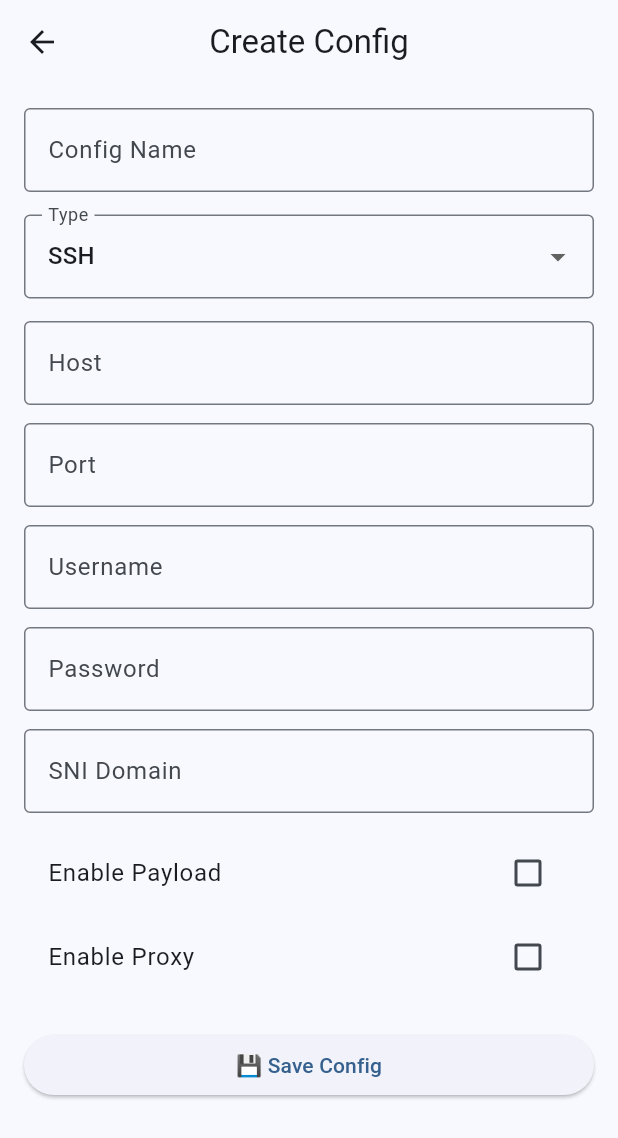
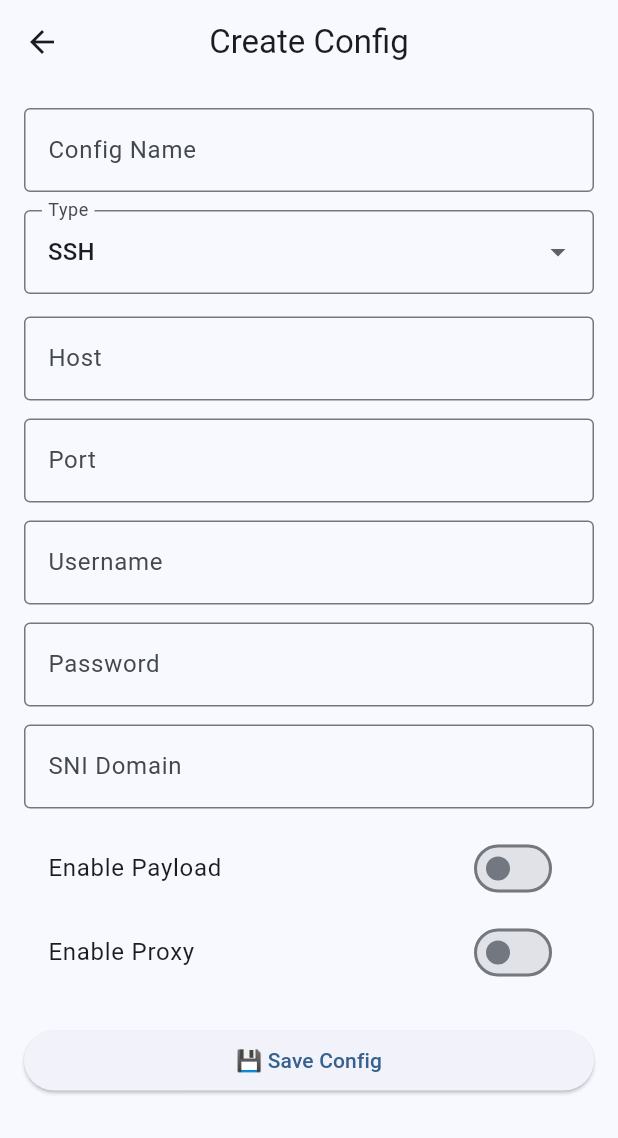
Before and after one commit to hakimfreefire2008-a11y/CONFIGES-ABDELLALI-PRO, a Flutter app: the CreateConfigScreen screen opened directly, on a phone screen of 412 x 824 dp. Shown: the top 1138 px of the screen. Run offline on Flutter 3.47's test engine with Material 3 defaults, Android fonts, the light colour scheme and no system bars; our stand-ins replace shared_preferences; accounts and stored records are empty.

Commit message:
Connect config saving system

```diff
--- a/lib/screens/create_config_screen.dart
+++ b/lib/screens/create_config_screen.dart
@@ -1,11 +1,11 @@
 import 'package:flutter/material.dart';
 import '../models/config.dart';
+import '../services/storage_service.dart';
 
 
 class CreateConfigScreen extends StatefulWidget {
 
   const CreateConfigScreen({super.key});
-
 
   @override
   State<CreateConfigScreen> createState() =>
@@ -19,25 +19,156 @@ class _CreateConfigScreenState
     extends State<CreateConfigScreen> {
 
 
-  final nameController = TextEditingController();
-  final hostController = TextEditingController();
-  final portController = TextEditingController();
+  final name =
+  TextEditingController();
 
-  final userController = TextEditingController();
-  final passController = TextEditingController();
+  final host =
+  TextEditingController();
 
-  final sniController = TextEditingController();
+  final port =
+  TextEditingController();
 
-  final payloadController = TextEditingController();
+  final username =
+  TextEditingController();
 
-  final proxyController = TextEditingController();
+  final password =
+  TextEditingController();
+
+  final sni =
+  TextEditingController();
+
+  final payloadText =
+  TextEditingController();
+
+  final proxyText =
+  TextEditingController();
+
 
 
   String type = "SSH";
 
+  bool payload = false;
 
-  bool payload = false;
   bool proxy = false;
+
+
+
+  Future<void> save() async {
+
+
+    ConfigModel config =
+    ConfigModel(
+
+      id:
+      DateTime.now()
+      .millisecondsSinceEpoch
+      .toString(),
+
+
+      name:
+      name.text,
+
+
+      type:
+      type,
+
+
+      host:
+      host.text,
+
+
+      port:
+      port.text,
+
+
+      username:
+      username.text,
+
+
+      password:
+      password.text,
+
+
+      sni:
+      sni.text,
+
+
+      payloadEnabled:
+      payload,
+
+
+      payload:
+      payloadText.text,
+
+
+      proxyEnabled:
+      proxy,
+
+
+      proxy:
+      proxyText.text,
+
+
+      createdAt:
+      DateTime.now(),
+
+    );
+
+
+
+    List<ConfigModel> list =
+    await StorageService.loadConfigs();
+
+
+    list.add(config);
+
+
+    await StorageService.saveConfigs(list);
+
+
+
+    Navigator.pop(context);
+
+
+  }
+
+
+
+
+
+  Widget field(
+      TextEditingController c,
+      String title
+      ){
+
+    return Padding(
+
+      padding:
+      const EdgeInsets.only(bottom:12),
+
+      child:
+
+      TextField(
+
+        controller:c,
+
+        decoration:
+        InputDecoration(
+
+          labelText:title,
+
+          border:
+          const OutlineInputBorder(),
+
+        ),
+
+      ),
+
+    );
+
+  }
+
+
 
 
 
@@ -47,47 +178,44 @@ class _CreateConfigScreenState
 
     return Scaffold(
 
-      appBar: AppBar(
-        title: const Text(
+      appBar:
+      AppBar(
+
+        title:
+        const Text(
           "Create Config"
         ),
+
       ),
 
 
-      body: Padding(
 
-        padding: const EdgeInsets.all(16),
+      body:
+      Padding(
 
-        child: ListView(
-
-          children: [
+        padding:
+        const EdgeInsets.all(16),
 
 
-            TextField(
-
-              controller:nameController,
-
-              decoration: const InputDecoration(
-
-                labelText:"Config Name",
-
-                border:
-                OutlineInputBorder(),
-
-              ),
-
-            ),
+        child:
+        ListView(
 
 
-            const SizedBox(height:15),
+          children:[
 
+
+            field(
+              name,
+              "Config Name"
+            ),
 
 
             DropdownButtonFormField(
 
               value:type,
 
-              decoration: const InputDecoration(
+              decoration:
+              const InputDecoration(
 
                 labelText:"Type",
 
@@ -112,65 +240,45 @@ class _CreateConfigScreenState
 
                   value:e,
 
-                  child:Text(e),
+                  child:
+                  Text(e),
 
                 );
 
               }).toList(),
 
 
+
               onChanged:(v){
 
                 setState((){
 
-                  type=v.toString();
+                  type =
+                  v.toString();
 
                 });
 
               },
 
-
             ),
-
 
 
             const SizedBox(height:15),
 
 
+            field(host,"Host"),
 
-            _field(
-              hostController,
-              "Host"
-            ),
+            field(port,"Port"),
 
+            field(username,"Username"),
 
-            _field(
-              portController,
-              "Port"
-            ),
+            field(password,"Password"),
 
-
-            _field(
-              userController,
-              "Username"
-            ),
-
-
-            _field(
-              passController,
-              "Password"
-            ),
+            field(sni,"SNI Domain"),
 
 
 
-            _field(
-              sniController,
-              "SNI Domain"
-            ),
-
-
-
-            CheckboxListTile(
+            SwitchListTile(
 
               title:
               const Text(
@@ -179,12 +287,11 @@ class _CreateConfigScreenState
 
               value:payload,
 
-
               onChanged:(v){
 
                 setState((){
 
-                  payload=v!;
+                  payload=v;
 
                 });
 
@@ -196,15 +303,15 @@ class _CreateConfigScreenState
 
             if(payload)
 
-              _field(
-                payloadController,
+              field(
+                payloadText,
                 "Payload"
               ),
 
 
 
 
-            CheckboxListTile(
+            SwitchListTile(
 
               title:
               const Text(
@@ -213,12 +320,11 @@ class _CreateConfigScreenState
 
               value:proxy,
 
-
               onChanged:(v){
 
                 setState((){
 
-                  proxy=v!;
+                  proxy=v;
 
                 });
 
@@ -230,11 +336,10 @@ class _CreateConfigScreenState
 
             if(proxy)
 
-              _field(
-                proxyController,
+              field(
+                proxyText,
                 "Proxy Host:Port"
               ),
-
 
 
 
@@ -244,62 +349,7 @@ class _CreateConfigScreenState
 
             ElevatedButton(
 
-              onPressed:(){
-
-                final config =
-                ConfigModel(
-
-                  id:
-                  DateTime.now()
-                  .millisecondsSinceEpoch
-                  .toString(),
-
-                  name:
-                  nameController.text,
-
-                  type:type,
-
-                  host:
-                  hostController.text,
-
-                  port:
-                  portController.text,
-
-                  username:
-                  userController.text,
-
-                  password:
-                  passController.text,
-
-                  sni:
-                  sniController.text,
-
-                  payloadEnabled:
-                  payload,
-
-                  payload:
-                  payloadController.text,
-
-                  proxyEnabled:
-                  proxy,
-
-                  proxy:
-                  proxyController.text,
-
-                  createdAt:
-                  DateTime.now(),
-
-                );
-
-
-                Navigator.pop(
-                  context,
-                  config
-                );
-
-
-              },
-
+              onPressed:save,
 
               child:
               const Text(
@@ -311,48 +361,16 @@ class _CreateConfigScreenState
 
           ],
 
+
         ),
 
+
       ),
+
 
     );
 
 
   }
 
-
-
-
-  Widget _field(
-      TextEditingController c,
-      String label
-      ){
-
-    return Padding(
-
-      padding:
-      const EdgeInsets.only(bottom:12),
-
-
-      child:TextField(
-
-        controller:c,
-
-        decoration:
-        InputDecoration(
-
-          labelText:label,
-
-          border:
-          const OutlineInputBorder(),
-
-        ),
-
-      ),
-
-    );
-
-  }
-
-
 }
```
Also changed, not shown: lib/screens/configs_screen.dart (+53 -50 lines), lib/services/storage_service.dart (added, +84 -0 lines), pubspec.yaml (+18 -8 lines).
